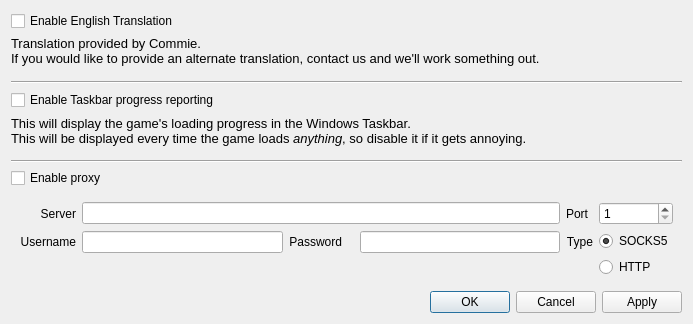
Qt form resources/KVSettingsDialog.ui (KanColleTool/kct-viewer) before a commit.
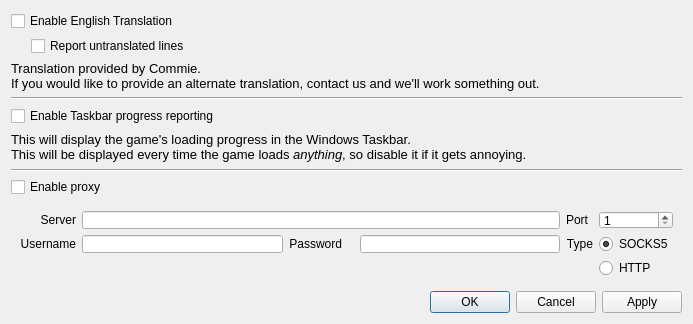
The same form after that commit.

What changed in the file:
```diff
--- a/resources/KVSettingsDialog.ui
+++ b/resources/KVSettingsDialog.ui
@@ -27,6 +27,20 @@
      </property>
     </widget>
    </item>
+   <item>
+    <layout class="QHBoxLayout" name="horizontalLayout">
+     <property name="leftMargin">
+      <number>20</number>
+     </property>
+     <item>
+      <widget class="QCheckBox" name="reportUntranslatedCheckbox">
+       <property name="text">
+        <string>Report untranslated lines</string>
+       </property>
+      </widget>
+     </item>
+    </layout>
+   </item>
    <item>
     <widget class="QLabel" name="label">
      <property name="font">
```
